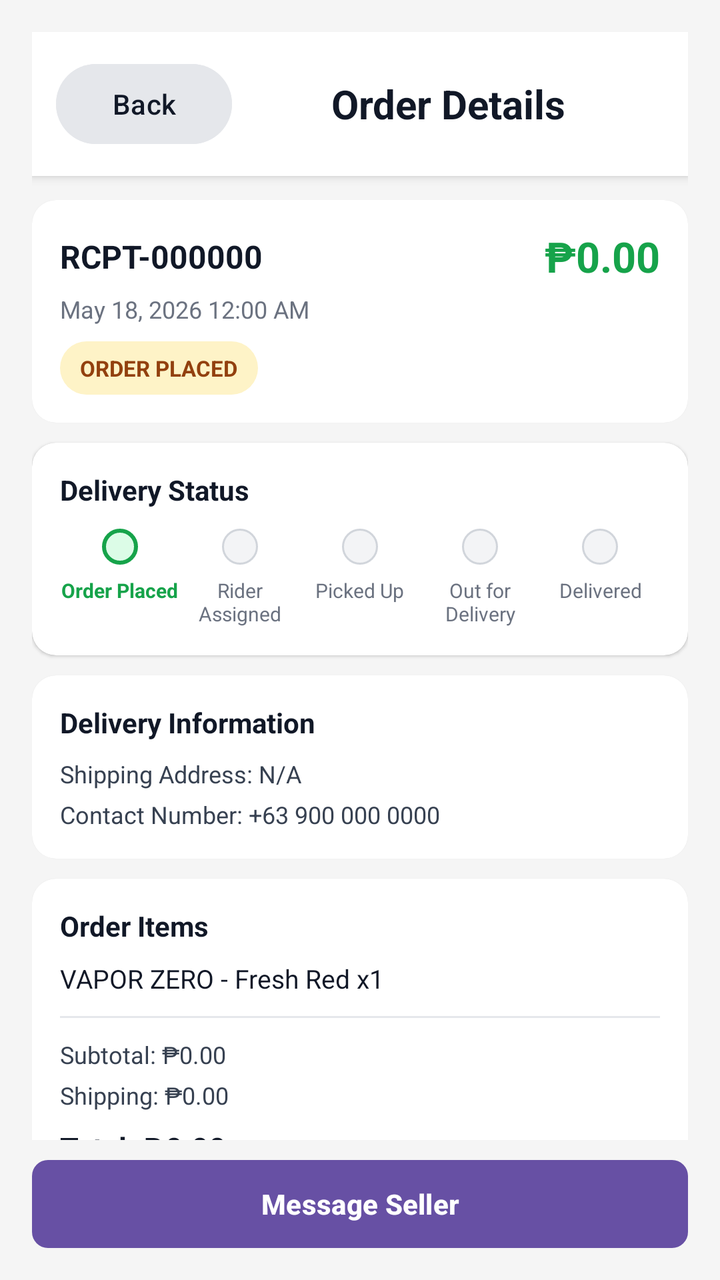
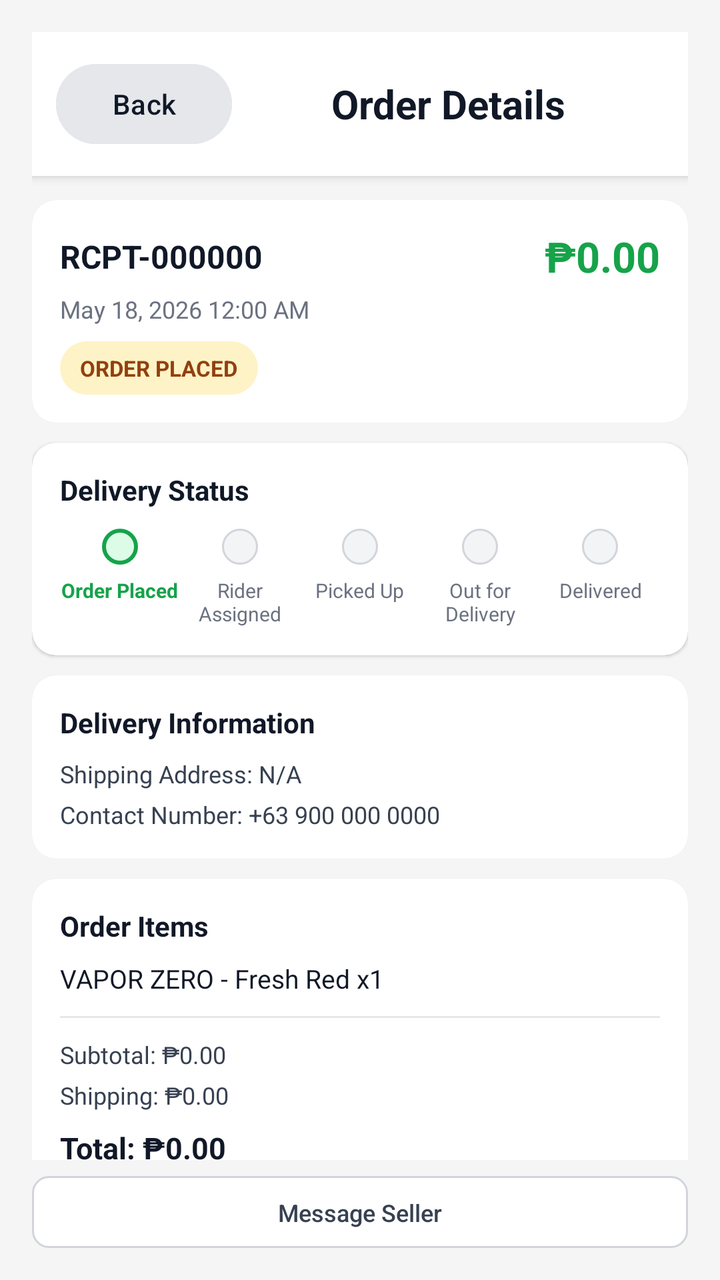

Screens rendered from an Android XML layout before and after an edit, with the pre-edit source and the edit as a unified diff.
<!-- AndroidManifest.xml: application theme Theme.VapeShop -->
<!-- res/layout/fragment_order_details.xml -->
<?xml version="1.0" encoding="utf-8"?>
<LinearLayout xmlns:android="http://schemas.android.com/apk/res/android"
    xmlns:app="http://schemas.android.com/apk/res-auto"
    android:layout_width="match_parent"
    android:layout_height="match_parent"
    android:background="#F5F5F5"
    android:orientation="vertical"
    android:padding="16dp">

    <LinearLayout
        android:layout_width="match_parent"
        android:layout_height="wrap_content"
        android:background="#FFFFFF"
        android:elevation="3dp"
        android:gravity="center_vertical"
        android:orientation="horizontal"
        android:padding="12dp">

        <Button
            android:id="@+id/btn_back_from_order_details"
            android:layout_width="wrap_content"
            android:layout_height="wrap_content"
            android:backgroundTint="#E5E7EB"
            android:text="Back"
            android:textAllCaps="false"
            android:textColor="#111827" />

        <TextView
            android:layout_width="0dp"
            android:layout_height="wrap_content"
            android:layout_weight="1"
            android:gravity="center"
            android:text="Order Details"
            android:textColor="#111827"
            android:textSize="20sp"
            android:textStyle="bold" />
    </LinearLayout>

    <androidx.core.widget.NestedScrollView
        android:id="@+id/od_scroll_container"
        android:layout_width="match_parent"
        android:layout_height="0dp"
        android:layout_marginTop="12dp"
        android:layout_weight="1">

        <LinearLayout
            android:layout_width="match_parent"
            android:layout_height="wrap_content"
            android:orientation="vertical">

            <androidx.cardview.widget.CardView
                android:id="@+id/od_delivery_status_card"
                android:layout_width="match_parent"
                android:layout_height="wrap_content"
                android:layout_marginBottom="10dp"
                app:cardBackgroundColor="#FFFFFF"
                app:cardCornerRadius="12dp"
                app:cardElevation="1dp">

                <LinearLayout
                    android:layout_width="match_parent"
                    android:layout_height="wrap_content"
                    android:orientation="vertical"
                    android:padding="14dp">

                    <LinearLayout
                        android:layout_width="match_parent"
                        android:layout_height="wrap_content"
                        android:gravity="center_vertical"
                        android:orientation="horizontal">

                        <TextView
                            android:id="@+id/od_reference"
                            android:layout_width="0dp"
                            android:layout_height="wrap_content"
                            android:layout_weight="1"
                            android:text="RCPT-000000"
                            android:textColor="#111827"
                            android:textSize="16sp"
                            android:textStyle="bold" />

                        <TextView
                            android:id="@+id/od_total"
                            android:layout_width="wrap_content"
                            android:layout_height="wrap_content"
                            android:text="₱0.00"
                            android:textColor="#16A34A"
                            android:textSize="21sp"
                            android:textStyle="bold" />
                    </LinearLayout>

                    <TextView
                        android:id="@+id/od_date"
                        android:layout_width="match_parent"
                        android:layout_height="wrap_content"
                        android:layout_marginTop="4dp"
                        android:text="May 18, 2026 12:00 AM"
                        android:textColor="#6B7280"
                        android:textSize="12sp" />

                    <TextView
                        android:id="@+id/od_status"
                        android:layout_width="wrap_content"
                        android:layout_height="wrap_content"
                        android:layout_marginTop="8dp"
                        android:background="@drawable/bg_order_status_pending"
                        android:paddingHorizontal="10dp"
                        android:paddingVertical="6dp"
                        android:text="ORDER PLACED"
                        android:textColor="#92400E"
                        android:textSize="11sp"
                        android:textStyle="bold" />
                </LinearLayout>
            </androidx.cardview.widget.CardView>

            <androidx.cardview.widget.CardView
                android:layout_width="match_parent"
                android:layout_height="wrap_content"
                android:layout_marginBottom="10dp"
                app:cardBackgroundColor="#FFFFFF"
                app:cardCornerRadius="12dp"
                app:cardElevation="1dp">

                <LinearLayout
                    android:layout_width="match_parent"
                    android:layout_height="wrap_content"
                    android:orientation="vertical"
                    android:padding="14dp">

                    <TextView
                        android:layout_width="wrap_content"
                        android:layout_height="wrap_content"
                        android:text="Delivery Status"
                        android:textColor="#111827"
                        android:textSize="14sp"
                        android:textStyle="bold" />

                    <LinearLayout
                        android:layout_width="match_parent"
                        android:layout_height="wrap_content"
                        android:layout_marginTop="10dp"
                        android:orientation="horizontal">

                        <LinearLayout
                            android:layout_width="0dp"
                            android:layout_height="wrap_content"
                            android:layout_weight="1"
                            android:gravity="center_horizontal"
                            android:orientation="vertical">

                            <View
                                android:id="@+id/od_step_dot_1"
                                android:layout_width="18dp"
                                android:layout_height="18dp"
                                android:background="@drawable/bg_timeline_dot_active" />

                            <TextView
                                android:id="@+id/od_step_label_1"
                                android:layout_width="wrap_content"
                                android:layout_height="wrap_content"
                                android:layout_marginTop="6dp"
                                android:gravity="center"
                                android:text="Order Placed"
                                android:textColor="#16A34A"
                                android:textSize="10sp"
                                android:textStyle="bold" />
                        </LinearLayout>

                        <LinearLayout
                            android:layout_width="0dp"
                            android:layout_height="wrap_content"
                            android:layout_weight="1"
                            android:gravity="center_horizontal"
                            android:orientation="vertical">

                            <View
                                android:id="@+id/od_step_dot_2"
                                android:layout_width="18dp"
                                android:layout_height="18dp"
                                android:background="@drawable/bg_timeline_dot_inactive" />

                            <TextView
                                android:id="@+id/od_step_label_2"
                                android:layout_width="wrap_content"
                                android:layout_height="wrap_content"
                                android:layout_marginTop="6dp"
                                android:gravity="center"
                                android:text="Rider Assigned"
                                android:textColor="#6B7280"
                                android:textSize="10sp" />
                        </LinearLayout>

                        <LinearLayout
                            android:layout_width="0dp"
                            android:layout_height="wrap_content"
                            android:layout_weight="1"
                            android:gravity="center_horizontal"
                            android:orientation="vertical">

                            <View
                                android:id="@+id/od_step_dot_3"
                                android:layout_width="18dp"
                                android:layout_height="18dp"
                                android:background="@drawable/bg_timeline_dot_inactive" />

                            <TextView
                                android:id="@+id/od_step_label_3"
                                android:layout_width="wrap_content"
                                android:layout_height="wrap_content"
                                android:layout_marginTop="6dp"
                                android:gravity="center"
                                android:text="Picked Up"
                                android:textColor="#6B7280"
                                android:textSize="10sp" />
                        </LinearLayout>

                        <LinearLayout
                            android:layout_width="0dp"
                            android:layout_height="wrap_content"
                            android:layout_weight="1"
                            android:gravity="center_horizontal"
                            android:orientation="vertical">

                            <View
                                android:id="@+id/od_step_dot_4"
                                android:layout_width="18dp"
                                android:layout_height="18dp"
                                android:background="@drawable/bg_timeline_dot_inactive" />

                            <TextView
                                android:id="@+id/od_step_label_4"
                                android:layout_width="wrap_content"
                                android:layout_height="wrap_content"
                                android:layout_marginTop="6dp"
                                android:gravity="center"
                                android:text="Out for Delivery"
                                android:textColor="#6B7280"
                                android:textSize="10sp" />
                        </LinearLayout>

                        <LinearLayout
                            android:layout_width="0dp"
                            android:layout_height="wrap_content"
                            android:layout_weight="1"
                            android:gravity="center_horizontal"
                            android:orientation="vertical">

                            <View
                                android:id="@+id/od_step_dot_5"
                                android:layout_width="18dp"
                                android:layout_height="18dp"
                                android:background="@drawable/bg_timeline_dot_inactive" />

                            <TextView
                                android:id="@+id/od_step_label_5"
                                android:layout_width="wrap_content"
                                android:layout_height="wrap_content"
                                android:layout_marginTop="6dp"
                                android:gravity="center"
                                android:text="Delivered"
                                android:textColor="#6B7280"
                                android:textSize="10sp" />
                        </LinearLayout>
                    </LinearLayout>
                </LinearLayout>
            </androidx.cardview.widget.CardView>

            <androidx.cardview.widget.CardView
                android:layout_width="match_parent"
                android:layout_height="wrap_content"
                android:layout_marginBottom="10dp"
                app:cardBackgroundColor="#FFFFFF"
                app:cardCornerRadius="12dp"
                app:cardElevation="1dp">

                <LinearLayout
                    android:layout_width="match_parent"
                    android:layout_height="wrap_content"
                    android:orientation="vertical"
                    android:padding="14dp">

                    <TextView
                        android:layout_width="wrap_content"
                        android:layout_height="wrap_content"
                        android:text="Delivery Information"
                        android:textColor="#111827"
                        android:textSize="14sp"
                        android:textStyle="bold" />

                    <TextView
                        android:id="@+id/od_delivery_address"
                        android:layout_width="match_parent"
                        android:layout_height="wrap_content"
                        android:layout_marginTop="8dp"
                        android:text="Shipping Address: N/A"
                        android:textColor="#374151"
                        android:textSize="12sp" />

                    <TextView
                        android:id="@+id/od_delivery_contact"
                        android:layout_width="match_parent"
                        android:layout_height="wrap_content"
                        android:layout_marginTop="4dp"
                        android:text="Contact Number: +63 900 000 0000"
                        android:textColor="#374151"
                        android:textSize="12sp" />
                </LinearLayout>
            </androidx.cardview.widget.CardView>

            <androidx.cardview.widget.CardView
                android:layout_width="match_parent"
                android:layout_height="wrap_content"
                android:layout_marginBottom="10dp"
                app:cardBackgroundColor="#FFFFFF"
                app:cardCornerRadius="12dp"
                app:cardElevation="1dp">

                <LinearLayout
                    android:layout_width="match_parent"
                    android:layout_height="wrap_content"
                    android:orientation="vertical"
                    android:padding="14dp">

                    <TextView
                        android:layout_width="wrap_content"
                        android:layout_height="wrap_content"
                        android:text="Order Items"
                        android:textColor="#111827"
                        android:textSize="14sp"
                        android:textStyle="bold" />

                    <TextView
                        android:id="@+id/od_items_summary"
                        android:layout_width="match_parent"
                        android:layout_height="wrap_content"
                        android:layout_marginTop="8dp"
                        android:text="VAPOR ZERO - Fresh Red x1"
                        android:textColor="#111827"
                        android:textSize="13sp" />

                    <View
                        android:layout_width="match_parent"
                        android:layout_height="1dp"
                        android:layout_marginTop="10dp"
                        android:background="#E5E7EB" />

                    <TextView
                        android:id="@+id/od_subtotal"
                        android:layout_width="match_parent"
                        android:layout_height="wrap_content"
                        android:layout_marginTop="10dp"
                        android:text="Subtotal: ₱0.00"
                        android:textColor="#374151"
                        android:textSize="12sp" />

                    <TextView
                        android:id="@+id/od_shipping_fee"
                        android:layout_width="match_parent"
                        android:layout_height="wrap_content"
                        android:layout_marginTop="4dp"
                        android:text="Shipping: ₱0.00"
                        android:textColor="#374151"
                        android:textSize="12sp" />

                    <TextView
                        android:id="@+id/od_grand_total"
                        android:layout_width="match_parent"
                        android:layout_height="wrap_content"
                        android:layout_marginTop="8dp"
                        android:text="Total: ₱0.00"
                        android:textColor="#111827"
                        android:textSize="15sp"
                        android:textStyle="bold" />
                </LinearLayout>
            </androidx.cardview.widget.CardView>
        </LinearLayout>
    </androidx.core.widget.NestedScrollView>

    <LinearLayout
        android:layout_width="match_parent"
        android:layout_height="wrap_content"
        android:layout_marginTop="10dp"
        android:orientation="horizontal">

        <Button
            android:id="@+id/btn_message_seller_details"
            android:layout_width="match_parent"
            android:layout_height="44dp"
            android:background="@drawable/bg_purchase_action_primary"
            android:backgroundTint="@null"
            android:text="Message Seller"
            android:textAllCaps="false"
            android:textColor="#FFFFFF"
            android:textStyle="bold" />
    </LinearLayout>

    <LinearLayout
        android:id="@+id/od_post_delivery_actions"
        android:layout_width="match_parent"
        android:layout_height="wrap_content"
        android:layout_marginTop="8dp"
        android:orientation="horizontal"
        android:visibility="gone">

        <Button
            android:id="@+id/btn_review_order_details"
            android:layout_width="0dp"
            android:layout_height="44dp"
            android:layout_marginEnd="6dp"
            android:layout_weight="1"
            android:background="@drawable/bg_purchase_action_outline"
            android:text="Review Order"
            android:textAllCaps="false"
            android:textColor="#166534"
            android:textStyle="bold" />

        <Button
            android:id="@+id/btn_return_refund_details"
            android:layout_width="0dp"
            android:layout_height="44dp"
            android:layout_marginStart="6dp"
            android:layout_weight="1"
            android:background="@drawable/bg_purchase_action_primary"
            android:text="Return/Refund"
            android:textAllCaps="false"
            android:textColor="#FFFFFF"
            android:textStyle="bold" />
    </LinearLayout>

    <androidx.cardview.widget.CardView
        android:id="@+id/od_refund_card"
        android:layout_width="match_parent"
        android:layout_height="wrap_content"
        android:layout_marginTop="10dp"
        android:visibility="gone"
        app:cardBackgroundColor="#ECFDF5"
        app:cardCornerRadius="12dp"
        app:cardElevation="1dp">

        <LinearLayout
            android:layout_width="match_parent"
            android:layout_height="wrap_content"
            android:orientation="vertical"
            android:padding="12dp">

            <TextView
                android:id="@+id/od_refund_title"
                android:layout_width="match_parent"
                android:layout_height="wrap_content"
                android:text="Return/Refund Submitted"
                android:textColor="#065F46"
                android:textSize="13sp"
                android:textStyle="bold" />

            <TextView
                android:id="@+id/od_refund_reason"
                android:layout_width="match_parent"
                android:layout_height="wrap_content"
                android:layout_marginTop="4dp"
                android:text="Reason: Damaged item"
                android:textColor="#065F46"
                android:textSize="12sp" />

            <TextView
                android:id="@+id/od_refund_to"
                android:layout_width="match_parent"
                android:layout_height="wrap_content"
                android:layout_marginTop="2dp"
                android:text="Refund to: GCash - 09123456789"
                android:textColor="#065F46"
                android:textSize="12sp" />

            <ImageView
                android:id="@+id/od_return_qr"
                android:layout_width="170dp"
                android:layout_height="170dp"
                android:layout_gravity="center_horizontal"
                android:layout_marginTop="8dp"
                android:contentDescription="Return pickup QR code" />

            <TextView
                android:id="@+id/od_return_code"
                android:layout_width="match_parent"
                android:layout_height="wrap_content"
                android:layout_marginTop="6dp"
                android:gravity="center"
                android:text="Return QR - RET-XXXX-XXXX"
                android:textColor="#111827"
                android:textSize="12sp"
                android:textStyle="bold" />
        </LinearLayout>
    </androidx.cardview.widget.CardView>

</LinearLayout>
<!-- resources referenced by this layout -->
<resources>
  <!-- drawable bg_order_status_pending (drawable) -->
  <?xml version="1.0" encoding="utf-8"?>
  <shape xmlns:android="http://schemas.android.com/apk/res/android">
      <corners android:radius="999dp" />
      <solid android:color="#FEF3C7" />
  </shape>
  <!-- drawable bg_purchase_action_outline (drawable) -->
  <?xml version="1.0" encoding="utf-8"?>
  <shape xmlns:android="http://schemas.android.com/apk/res/android">
      <corners android:radius="8dp" />
      <solid android:color="#ECFDF3" />
      <stroke
          android:width="1dp"
          android:color="#86EFAC" />
  </shape>
  <!-- drawable bg_purchase_action_primary (drawable) -->
  <?xml version="1.0" encoding="utf-8"?>
  <shape xmlns:android="http://schemas.android.com/apk/res/android">
      <corners android:radius="8dp" />
      <solid android:color="#16A34A" />
  </shape>
  <!-- drawable bg_timeline_dot_active (drawable) -->
  <?xml version="1.0" encoding="utf-8"?>
  <shape xmlns:android="http://schemas.android.com/apk/res/android"
      android:shape="oval">
      <size
          android:width="18dp"
          android:height="18dp" />
      <solid android:color="#DCFCE7" />
      <stroke
          android:width="2dp"
          android:color="#16A34A" />
  </shape>
  <style name="Theme.VapeShop" parent="Base.Theme.VapeShop" />
  <style name="Base.Theme.VapeShop" parent="Theme.Material3.DayNight.NoActionBar">
          
          
      </style>
  <!-- unchanged entries left out for length: 1 -->
</resources>

<!-- the commit's change to res/layout/fragment_order_details.xml (unified diff, before → after) -->
@@ -308,9 +308,11 @@
             </androidx.cardview.widget.CardView>
 
             <androidx.cardview.widget.CardView
+                android:id="@+id/od_live_tracking_card"
                 android:layout_width="match_parent"
                 android:layout_height="wrap_content"
                 android:layout_marginBottom="10dp"
+                android:visibility="gone"
                 app:cardBackgroundColor="#FFFFFF"
                 app:cardCornerRadius="12dp"
                 app:cardElevation="1dp">
@@ -324,6 +326,65 @@
                     <TextView
                         android:layout_width="wrap_content"
                         android:layout_height="wrap_content"
+                        android:text="Live Delivery Tracking"
+                        android:textColor="#111827"
+                        android:textSize="14sp"
+                        android:textStyle="bold" />
+
+                    <TextView
+                        android:id="@+id/od_tracking_status_text"
+                        android:layout_width="match_parent"
+                        android:layout_height="wrap_content"
+                        android:layout_marginTop="6dp"
+                        android:text="Loading live map..."
+                        android:textColor="#4B5563"
+                        android:textSize="12sp" />
+
+                    <WebView
+                        android:id="@+id/od_tracking_map_webview"
+                        android:layout_width="match_parent"
+                        android:layout_height="240dp"
+                        android:layout_marginTop="8dp"
+                        android:background="#F3F4F6" />
+
+                    <TextView
+                        android:id="@+id/od_tracking_meta"
+                        android:layout_width="match_parent"
+                        android:layout_height="wrap_content"
+                        android:layout_marginTop="8dp"
+                        android:text="Distance: — | ETA: —"
+                        android:textColor="#0F766E"
+                        android:textSize="13sp"
+                        android:textStyle="bold" />
+
+                    <TextView
+                        android:id="@+id/od_tracking_info"
+                        android:layout_width="match_parent"
+                        android:layout_height="wrap_content"
+                        android:layout_marginTop="4dp"
+                        android:textColor="#6B7280"
+                        android:textSize="11sp"
+                        android:visibility="gone" />
+                </LinearLayout>
+            </androidx.cardview.widget.CardView>
+
+            <androidx.cardview.widget.CardView
+                android:layout_width="match_parent"
+                android:layout_height="wrap_content"
+                android:layout_marginBottom="10dp"
+                app:cardBackgroundColor="#FFFFFF"
+                app:cardCornerRadius="12dp"
+                app:cardElevation="1dp">
+
+                <LinearLayout
+                    android:layout_width="match_parent"
+                    android:layout_height="wrap_content"
+                    android:orientation="vertical"
+                    android:padding="14dp">
+
+                    <TextView
+                        android:layout_width="wrap_content"
+                        android:layout_height="wrap_content"
                         android:text="Order Items"
                         android:textColor="#111827"
                         android:textSize="14sp"
@@ -379,52 +440,89 @@
     <LinearLayout
         android:layout_width="match_parent"
         android:layout_height="wrap_content"
-        android:layout_marginTop="10dp"
-        android:orientation="horizontal">
+        android:layout_marginTop="8dp"
+        android:orientation="vertical">
 
         <Button
             android:id="@+id/btn_message_seller_details"
+            style="@style/Widget.VapeShop.ActionButton.Secondary"
             android:layout_width="match_parent"
-            android:layout_height="44dp"
-            android:background="@drawable/bg_purchase_action_primary"
-            android:backgroundTint="@null"
-            android:text="Message Seller"
-            android:textAllCaps="false"
-            android:textColor="#FFFFFF"
-            android:textStyle="bold" />
-    </LinearLayout>
-
-    <LinearLayout
-        android:id="@+id/od_post_delivery_actions"
-        android:layout_width="match_parent"
-        android:layout_height="wrap_content"
-        android:layout_marginTop="8dp"
-        android:orientation="horizontal"
-        android:visibility="gone">
-
-        <Button
-            android:id="@+id/btn_review_order_details"
-            android:layout_width="0dp"
-            android:layout_height="44dp"
-            android:layout_marginEnd="6dp"
-            android:layout_weight="1"
-            android:background="@drawable/bg_purchase_action_outline"
-            android:text="Review Order"
-            android:textAllCaps="false"
-            android:textColor="#166534"
-            android:textStyle="bold" />
-
-        <Button
-            android:id="@+id/btn_return_refund_details"
-            android:layout_width="0dp"
-            android:layout_height="44dp"
-            android:layout_marginStart="6dp"
-            android:layout_weight="1"
-            android:background="@drawable/bg_purchase_action_primary"
-            android:text="Return/Refund"
-            android:textAllCaps="false"
-            android:textColor="#FFFFFF"
-            android:textStyle="bold" />
+            android:layout_height="36dp"
+            android:text="Message Seller" />
+
+        <LinearLayout
+            android:id="@+id/od_delivery_actions"
+            android:layout_width="match_parent"
+            android:layout_height="wrap_content"
+            android:layout_marginTop="6dp"
+            android:orientation="vertical"
+            android:visibility="gone">
+
+            <Button
+                android:id="@+id/btn_confirm_received"
+                style="@style/Widget.VapeShop.ActionButton.Primary"
+                android:layout_width="match_parent"
+                android:layout_height="36dp"
+                android:layout_marginBottom="6dp"
+                android:text="Confirm Delivery"
+                android:textStyle="bold" />
+
+            <Button
+                android:id="@+id/btn_pay_order"
+                style="@style/Widget.VapeShop.ActionButton"
+                android:layout_width="match_parent"
+                android:layout_height="36dp"
+                android:layout_marginBottom="6dp"
+                android:background="@drawable/bg_action_pay"
+                android:text="Pay Order"
+                android:textColor="#FFFFFF" />
+
+            <Button
+                android:id="@+id/btn_cancel_order"
+                style="@style/Widget.VapeShop.ActionButton"
+                android:layout_width="match_parent"
+                android:layout_height="36dp"
+                android:layout_marginBottom="6dp"
+                android:background="@drawable/bg_action_cancel"
+                android:text="Cancel Order"
+                android:textColor="#FFFFFF" />
+
+            <Button
+                android:id="@+id/btn_track_order"
+                style="@style/Widget.VapeShop.ActionButton"
+                android:layout_width="match_parent"
+                android:layout_height="36dp"
+                android:background="@drawable/bg_action_track"
+                android:text="Refresh Tracking"
+                android:textColor="#FFFFFF" />
+        </LinearLayout>
+
+        <LinearLayout
+            android:id="@+id/od_post_delivery_actions"
+            android:layout_width="match_parent"
+            android:layout_height="wrap_content"
+            android:layout_marginTop="6dp"
+            android:orientation="horizontal"
+            android:visibility="gone">
+
+            <Button
+                android:id="@+id/btn_review_order_details"
+                style="@style/Widget.VapeShop.ActionButton.Outline"
+                android:layout_width="0dp"
+                android:layout_height="36dp"
+                android:layout_marginEnd="4dp"
+                android:layout_weight="1"
+                android:text="Review Order" />
+
+            <Button
+                android:id="@+id/btn_return_refund_details"
+                style="@style/Widget.VapeShop.ActionButton.Secondary"
+                android:layout_width="0dp"
+                android:layout_height="36dp"
+                android:layout_marginStart="4dp"
+                android:layout_weight="1"
+                android:text="Return/Refund" />
+        </LinearLayout>
     </LinearLayout>
 
     <androidx.cardview.widget.CardView
<!-- resource entries referenced after the edit -->
@@ -1,5 +1,23 @@
 <!-- resources referenced by this layout -->
 <resources>
+  <!-- drawable bg_action_cancel (drawable) -->
+  <?xml version="1.0" encoding="utf-8"?>
+  <shape xmlns:android="http://schemas.android.com/apk/res/android">
+      <corners android:radius="8dp" />
+      <solid android:color="#DC2626" />
+  </shape>
+  <!-- drawable bg_action_pay (drawable) -->
+  <?xml version="1.0" encoding="utf-8"?>
+  <shape xmlns:android="http://schemas.android.com/apk/res/android">
+      <corners android:radius="8dp" />
+      <solid android:color="#2563EB" />
+  </shape>
+  <!-- drawable bg_action_track (drawable) -->
+  <?xml version="1.0" encoding="utf-8"?>
+  <shape xmlns:android="http://schemas.android.com/apk/res/android">
+      <corners android:radius="8dp" />
+      <solid android:color="#4B5563" />
+  </shape>
   <!-- drawable bg_order_status_pending (drawable) -->
   <?xml version="1.0" encoding="utf-8"?>
   <shape xmlns:android="http://schemas.android.com/apk/res/android">
@@ -21,6 +39,15 @@
       <corners android:radius="8dp" />
       <solid android:color="#16A34A" />
   </shape>
+  <!-- drawable bg_purchase_action_secondary (drawable) -->
+  <?xml version="1.0" encoding="utf-8"?>
+  <shape xmlns:android="http://schemas.android.com/apk/res/android">
+      <corners android:radius="8dp" />
+      <solid android:color="#FFFFFF" />
+      <stroke
+          android:width="1dp"
+          android:color="#D1D5DB" />
+  </shape>
   <!-- drawable bg_timeline_dot_active (drawable) -->
   <?xml version="1.0" encoding="utf-8"?>
   <shape xmlns:android="http://schemas.android.com/apk/res/android"
@@ -33,6 +60,31 @@
           android:width="2dp"
           android:color="#16A34A" />
   </shape>
+  <style name="Widget.VapeShop.ActionButton" parent="Widget.AppCompat.Button">
+          <item name="android:minHeight">36dp</item>
+          <item name="android:minWidth">0dp</item>
+          <item name="android:paddingLeft">12dp</item>
+          <item name="android:paddingRight">12dp</item>
+          <item name="android:paddingTop">6dp</item>
+          <item name="android:paddingBottom">6dp</item>
+          <item name="android:textAllCaps">false</item>
+          <item name="android:textSize">12sp</item>
+          <item name="android:stateListAnimator">@null</item>
+          <item name="android:backgroundTint">@null</item>
+          <item name="backgroundTint">@null</item>
+      </style>
+  <style name="Widget.VapeShop.ActionButton.Outline" parent="Widget.VapeShop.ActionButton">
+          <item name="android:background">@drawable/bg_purchase_action_outline</item>
+          <item name="android:textColor">#166534</item>
+      </style>
+  <style name="Widget.VapeShop.ActionButton.Primary" parent="Widget.VapeShop.ActionButton">
+          <item name="android:background">@drawable/bg_purchase_action_primary</item>
+          <item name="android:textColor">#FFFFFF</item>
+      </style>
+  <style name="Widget.VapeShop.ActionButton.Secondary" parent="Widget.VapeShop.ActionButton">
+          <item name="android:background">@drawable/bg_purchase_action_secondary</item>
+          <item name="android:textColor">#374151</item>
+      </style>
   <style name="Theme.VapeShop" parent="Base.Theme.VapeShop" />
   <style name="Base.Theme.VapeShop" parent="Theme.Material3.DayNight.NoActionBar">
           
